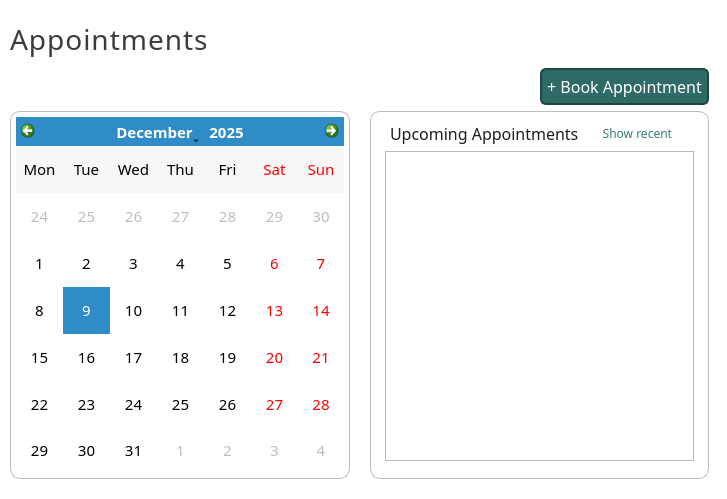
This is ui/PageAppointments.ui in karlito20/AdoraFlowProject as Qt 5 draws it before an edit. The edited form follows.
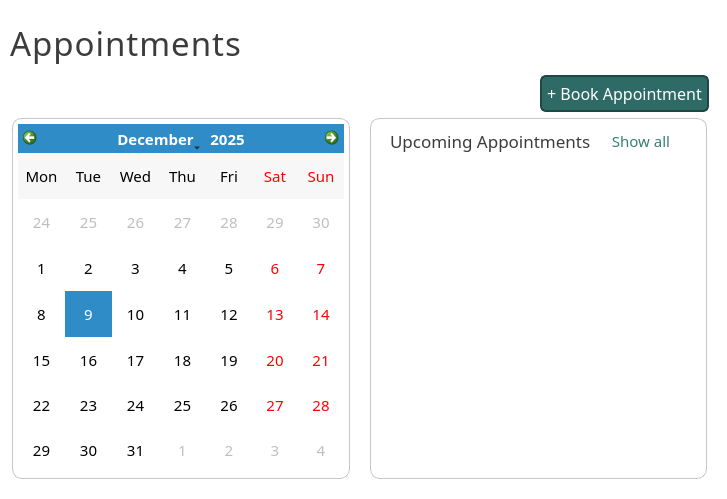
This is the edited form.

Patch:
```diff
--- a/ui/PageAppointments.ui
+++ b/ui/PageAppointments.ui
@@ -506,7 +506,7 @@
      <property name="font">
       <font>
        <family>Slate Medium</family>
-       <pointsize>21</pointsize>
+       <pointsize>25</pointsize>
       </font>
      </property>
      <property name="styleSheet">
@@ -588,19 +588,19 @@
        <number>20</number>
       </property>
       <property name="leftMargin">
-       <number>0</number>
+       <number>2</number>
       </property>
       <property name="topMargin">
        <number>6</number>
       </property>
       <property name="rightMargin">
-       <number>0</number>
+       <number>2</number>
       </property>
       <item>
        <widget class="QWidget" name="calendar_container" native="true">
         <property name="styleSheet">
          <string notr="true">#calendar_container {
-	border: 1px solid rgba(90, 90, 90, 100);
+	border: 1px solid rgba(100, 100, 100, 90);
 	border-radius: 10px;
 	background: white;
 }</string>
@@ -717,7 +717,7 @@
         </property>
         <property name="styleSheet">
          <string notr="true">#table_container {
-	border: 1px solid rgba(90, 90, 90, 100);
+	border: 1px solid rgba(100, 100, 100, 90);
 	border-radius: 10px;
 	background: white;
 
@@ -743,13 +743,14 @@
              <property name="font">
               <font>
                <family>Slate Medium</family>
-               <pointsize>12</pointsize>
+               <pointsize>13</pointsize>
               </font>
              </property>
              <property name="styleSheet">
               <string notr="true">padding-left: 10px;
 padding-top: 5px;
-color: rgb(30, 30, 30);</string>
+color: rgb(60, 60, 60);
+</string>
              </property>
              <property name="text">
               <string>Upcoming Appointments</string>
@@ -761,6 +762,7 @@
              <property name="font">
               <font>
                <family>Slate</family>
+               <pointsize>11</pointsize>
               </font>
              </property>
              <property name="cursor">
@@ -783,7 +785,7 @@
 </string>
              </property>
              <property name="text">
-              <string>Show recent</string>
+              <string>Show all</string>
              </property>
             </widget>
            </item>
@@ -798,7 +800,10 @@
             <item>
              <widget class="QScrollArea" name="scrollArea">
               <property name="styleSheet">
-               <string notr="true"/>
+               <string notr="true">#scrollArea {
+	border: 1px solid white;
+	background: white;
+}</string>
               </property>
               <property name="widgetResizable">
                <bool>true</bool>
@@ -808,8 +813,8 @@
                 <rect>
                  <x>0</x>
                  <y>0</y>
-                 <width>300</width>
-                 <height>340</height>
+                 <width>294</width>
+                 <height>331</height>
                 </rect>
                </property>
                <property name="styleSheet">
```
Left out of the diff: 13 changed lines with no effect on the pictures.
